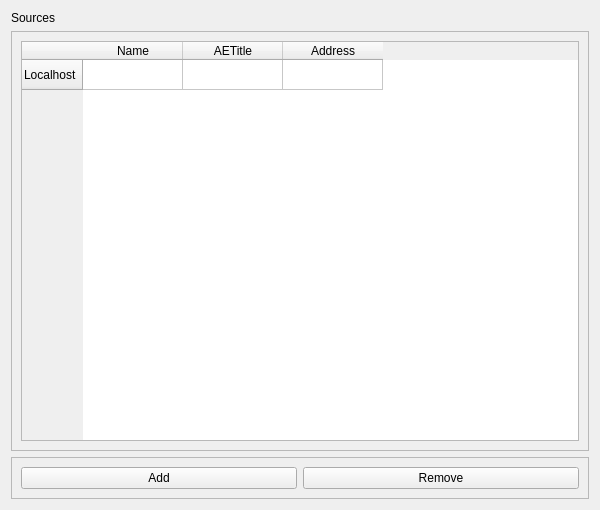
Qt form Libs/DICOM/Widgets/Resources/UI/ctkDICOMServerNodeWidget.ui (commontk/CTK) before a commit.
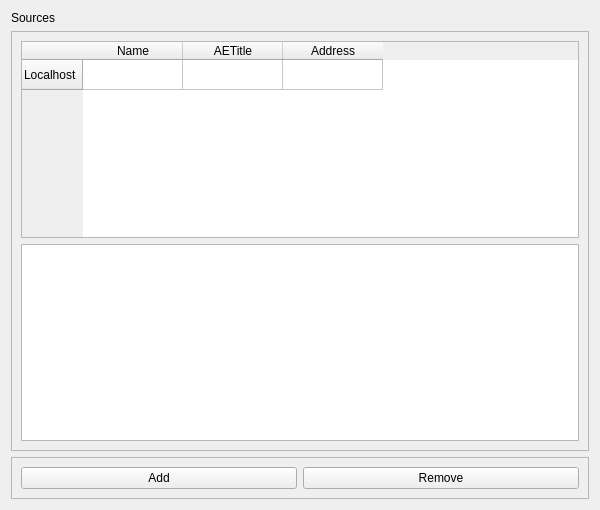
The same form after that commit.

Commit message: ENH: checkable column in server node list

```diff
--- a/Libs/DICOM/Widgets/Resources/UI/ctkDICOMServerNodeWidget.ui
+++ b/Libs/DICOM/Widgets/Resources/UI/ctkDICOMServerNodeWidget.ui
@@ -60,6 +60,9 @@
          </column>
         </widget>
        </item>
+       <item>
+        <widget class="QListView" name="listView"/>
+       </item>
       </layout>
      </widget>
     </widget>
@@ -74,14 +77,14 @@
      </property>
      <layout class="QHBoxLayout" name="horizontalLayout">
       <item>
-       <widget class="QPushButton" name="removeButton">
+       <widget class="QPushButton" name="addButton">
         <property name="text">
          <string>Add</string>
         </property>
        </widget>
       </item>
       <item>
-       <widget class="QPushButton" name="addButton">
+       <widget class="QPushButton" name="removeButton">
         <property name="text">
          <string>Remove</string>
         </property>
```
The commit also changes 3 other files.
